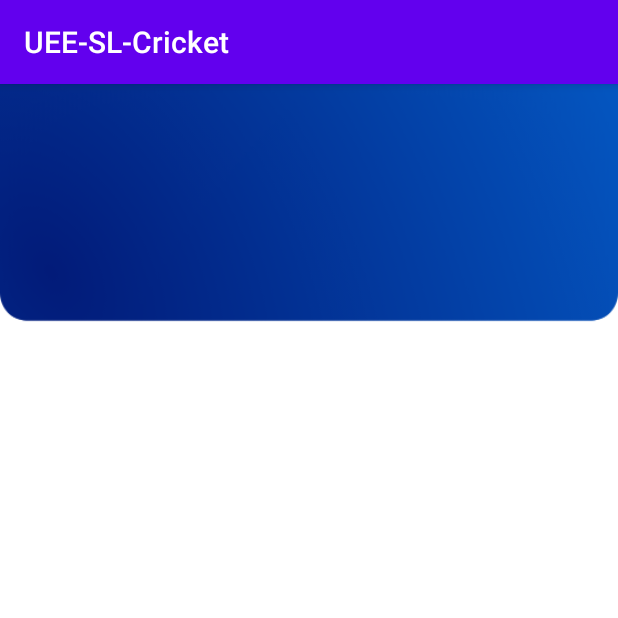
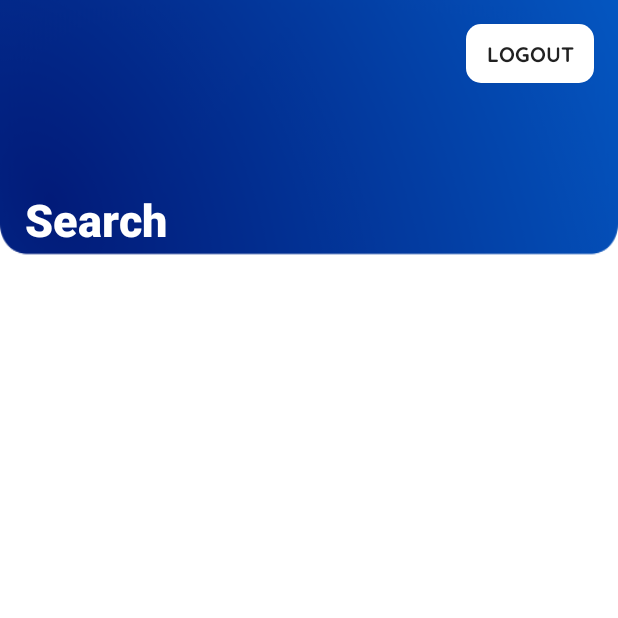
Before and after one commit to YuvinR/UEE_SL_Cricket, an Android app: the SearchAct screen opened directly, with no data from a screen before it, on a phone screen of 412 x 824 dp, the top half of it. Run offline under Robolectric (Android 15) with nearby library versions, the phone set to English and light mode, and no system bars; our stand-ins replace Firebase (no records; nobody signed in at launch, a user with empty details on screens opened directly); Roboto replaces fonts that are not available here.

Commit message:
loging and sign up ui completed

```diff
--- a/app/src/main/java/com/example/uee_sl_cricket/MainActivity.java
+++ b/app/src/main/java/com/example/uee_sl_cricket/MainActivity.java
@@ -16,7 +16,7 @@ import com.google.firebase.auth.FirebaseUser;
 
 public class MainActivity extends AppCompatActivity implements  View.OnClickListener{
 
-    private Button login,logout;
+    private Button login,logout,search;
 
     @Override
     protected void onCreate(Bundle savedInstanceState) {
@@ -28,6 +28,7 @@ public class MainActivity extends AppCompatActivity implements  View.OnClickList
         setContentView(R.layout.activity_main);
         login=(Button)findViewById(R.id.btn_login);
         logout=(Button)findViewById(R.id.btn_logout);
+        search = (Button)findViewById(R.id.button10);
     }
 
     @Override
@@ -43,7 +44,7 @@ public class MainActivity extends AppCompatActivity implements  View.OnClickList
                 finish();
                 i=new Intent(this,MainActivity2.class);
                 startActivity(i);
-
+            case R.id.button10 :  i=new Intent(this,SearchAct.class);startActivity(i);break;
             default:break;
         }
 
--- a/app/src/main/java/com/example/uee_sl_cricket/SearchAct.java
+++ b/app/src/main/java/com/example/uee_sl_cricket/SearchAct.java
@@ -2,13 +2,64 @@ package com.example.uee_sl_cricket;
 
 import androidx.appcompat.app.AppCompatActivity;
 
+import android.content.Intent;
 import android.os.Bundle;
+import android.view.View;
+import android.view.Window;
+import android.view.WindowManager;
+import android.widget.Button;
 
-public class SearchAct extends AppCompatActivity {
+import com.google.firebase.auth.FirebaseAuth;
+import com.google.firebase.auth.FirebaseUser;
+
+public class SearchAct extends AppCompatActivity implements  View.OnClickListener {
+
+    private Button login, logout;
 
     @Override
     protected void onCreate(Bundle savedInstanceState) {
         super.onCreate(savedInstanceState);
+        requestWindowFeature(Window.FEATURE_NO_TITLE); //will hide the title
+        getSupportActionBar().hide(); // hide the title bar
+        this.getWindow().setFlags(WindowManager.LayoutParams.FLAG_FULLSCREEN,
+                WindowManager.LayoutParams.FLAG_FULLSCREEN); //enable full screen
         setContentView(R.layout.activity_search);
+        login=(Button)findViewById(R.id.btn_login);
+        logout=(Button)findViewById(R.id.btn_logout);
+    }
+
+    @Override
+    public void onClick(View view) {
+        Intent i;
+
+        switch(view.getId())
+        {
+
+            case R.id.btn_login : i=new Intent(this,MainActivity2.class);startActivity(i);break;
+
+            case R.id.btn_logout: FirebaseAuth.getInstance().signOut();
+                finish();
+                i=new Intent(this,MainActivity2.class);
+                startActivity(i);
+            default:break;
+        }
+
+    }
+
+    @Override
+    protected void onStart() {
+        super.onStart();
+        FirebaseUser user = FirebaseAuth.getInstance().getCurrentUser();
+        if (user == null) {
+            Intent intent = new Intent(SearchAct.this,MainActivity2.class);
+            startActivity(intent);
+            finish();
+            logout.setVisibility(View.INVISIBLE);
+            login.setVisibility(View.VISIBLE);
+        } else{
+            logout.setVisibility(View.VISIBLE);
+            login.setVisibility(View.INVISIBLE);
+            // No user is signed in
+        }
     }
 }
--- a/app/src/main/res/layout/activity_main.xml
+++ b/app/src/main/res/layout/activity_main.xml
@@ -95,6 +95,7 @@
         android:layout_width="150dp"
         android:layout_height="wrap_content"
         android:text="Search"
+        android:onClick="onClick"
         app:layout_constraintBottom_toBottomOf="parent"
         app:layout_constraintEnd_toEndOf="parent"
         app:layout_constraintHorizontal_bias="0.153"
--- a/app/src/main/res/layout/activity_search.xml
+++ b/app/src/main/res/layout/activity_search.xml
@@ -8,5 +8,72 @@
     tools:context=".SearchAct">
 
 
+    <Button
+        android:id="@+id/btn_login"
+        android:layout_width="85dp"
+        android:layout_height="39dp"
+        android:fontFamily="@font/quicksand_bold"
+        android:shadowRadius="10"
+        android:text="Login"
+        android:onClick="onClick"
+        android:visibility="visible"
+        app:layout_constraintBottom_toBottomOf="parent"
+        app:layout_constraintEnd_toEndOf="parent"
+        app:layout_constraintHorizontal_bias="0.95"
+        app:layout_constraintStart_toStartOf="parent"
+        app:layout_constraintTop_toTopOf="parent"
+        app:layout_constraintVertical_bias="0.02"
+        android:background="@drawable/logout_btn"/>
+    <Button
+        android:id="@+id/btn_logout"
+        android:layout_width="85dp"
+        android:layout_height="39dp"
+        android:fontFamily="@font/quicksand_bold"
+        android:shadowRadius="10"
+        android:text="Logout"
+        android:onClick="onClick"
+        android:visibility="invisible"
+        app:layout_constraintBottom_toBottomOf="parent"
+        app:layout_constraintEnd_toEndOf="parent"
+        app:layout_constraintHorizontal_bias="0.95"
+        app:layout_constraintStart_toStartOf="parent"
+        app:layout_constraintTop_toTopOf="parent"
+        app:layout_constraintVertical_bias="0.02"
+        android:background="@drawable/logout_btn"/>
+
+    <TextView
+        android:id="@+id/textView24"
+        android:layout_width="118dp"
+        android:layout_height="38dp"
+        android:layout_marginStart="8dp"
+        android:layout_marginTop="8dp"
+        android:layout_marginEnd="8dp"
+        android:layout_marginBottom="8dp"
+        android:fontFamily="sans-serif-medium"
+        android:text="Search"
+        android:shadowRadius="10"
+        android:textColor="#FFFFFF"
+        android:textSize="30sp"
+        android:textStyle="normal|bold"
+        app:layout_constraintBottom_toBottomOf="parent"
+        app:layout_constraintEnd_toEndOf="parent"
+        app:layout_constraintHorizontal_bias="0.031"
+        app:layout_constraintStart_toStartOf="parent"
+
+        app:layout_constraintTop_toTopOf="parent"
+        app:layout_constraintVertical_bias="0.153" />
+
+    <ScrollView
+        android:layout_width="431dp"
+        android:layout_height="684dp"
+        tools:layout_editor_absoluteX="2dp"
+        tools:layout_editor_absoluteY="179dp">
+
+        <LinearLayout
+            android:layout_width="match_parent"
+            android:layout_height="wrap_content"
+            android:orientation="vertical" />
+    </ScrollView>
+
 
 </androidx.constraintlayout.widget.ConstraintLayout>
```
